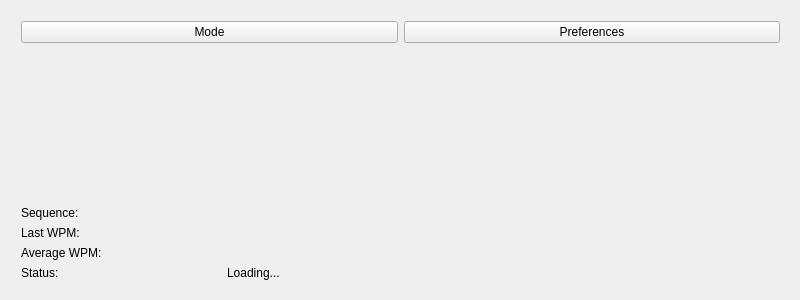
First picture: the form in MainWindow.ui, repository hardaker/CuteCW, before the edit.
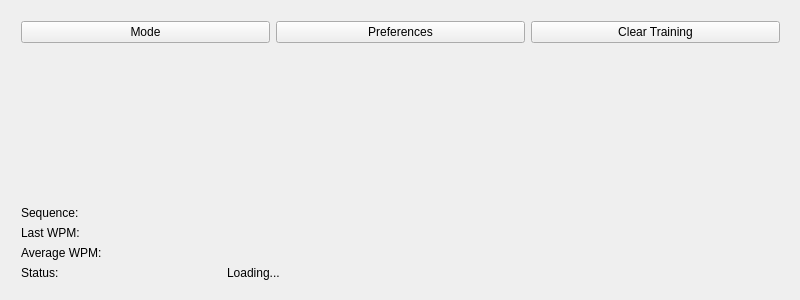
Second picture: the form after the edit.

Commit message: fixed accelerator override

```diff
--- a/MainWindow.ui
+++ b/MainWindow.ui
@@ -46,6 +46,13 @@
          </property>
         </widget>
        </item>
+       <item>
+        <widget class="QPushButton" name="clearTraining">
+         <property name="text">
+          <string>Clear Training</string>
+         </property>
+        </widget>
+       </item>
       </layout>
      </item>
      <item>
```
The commit also changes 2 other files.
